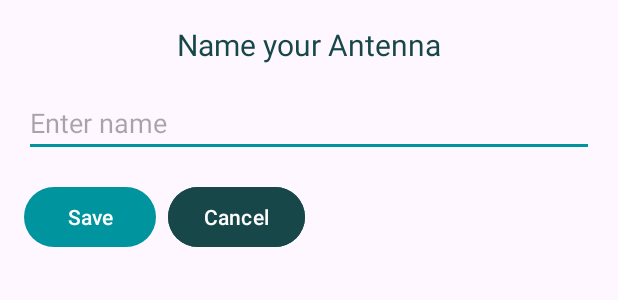
After one commit to MiguelAdolfoV/FieldHydroTech, an Android app built with Jetpack Compose: the layout dialog_input.xml on its own in the app's theme, with its tools: preview values and no code run, on a phone screen of 412 x 824 dp. The commit adds this screen. Shown: the top 300 px of the screen. Run offline under Robolectric (Android 15) with nearby library versions, the phone set to English and light mode, and no system bars.

Commit message:
notification logic in progress, added antenna qr register, next is notification badge functionality

```diff
--- /dev/null
+++ b/app/src/main/res/layout/dialog_input.xml
@@ -0,0 +1,56 @@
+<?xml version="1.0" encoding="utf-8"?>
+<LinearLayout xmlns:android="http://schemas.android.com/apk/res/android"
+    android:layout_width="match_parent"
+    android:layout_height="wrap_content"
+    android:orientation="vertical"
+    android:gravity="center"
+    android:padding="16dp">
+
+    <!-- Custom Title -->
+    <TextView
+        android:id="@+id/dialogTitle"
+        android:layout_width="wrap_content"
+        android:layout_height="wrap_content"
+        android:text="Name your Antenna"
+        android:textSize="20sp"
+        android:textColor="@color/text_color"
+        android:layout_marginBottom="16dp"/>
+
+    <!-- EditText for input -->
+    <EditText
+        android:id="@+id/editTextInput"
+        android:layout_width="match_parent"
+        android:layout_height="wrap_content"
+        android:backgroundTint="@color/primary_color"
+        android:textCursorDrawable="@color/primary_color"
+        android:textColor="@color/text_color"
+        android:hint="Enter name" />
+
+    <!-- Buttons Layout -->
+    <LinearLayout
+        android:layout_width="match_parent"
+        android:layout_height="wrap_content"
+        android:orientation="horizontal"
+        android:layout_gravity="end"
+        android:layout_marginTop="16dp">
+
+        <!-- Save Button -->
+        <Button
+            android:id="@+id/buttonSave"
+            android:layout_width="wrap_content"
+            android:layout_height="wrap_content"
+            android:textColor="@color/white"
+            android:text="Save"
+            android:layout_marginEnd="8dp" />
+
+        <!-- Cancel Button -->
+        <Button
+            android:id="@+id/buttonCancel"
+            android:textColor="@color/white"
+            android:layout_width="wrap_content"
+            android:backgroundTint="@color/primary_dark"
+            android:layout_height="wrap_content"
+            android:text="Cancel" />
+    </LinearLayout>
+
+</LinearLayout>
--- a/app/src/main/res/values/strings.xml
+++ b/app/src/main/res/values/strings.xml
@@ -1,3 +1,4 @@
 <resources>
     <string name="app_name">FieldHydroTech</string>
+    <string name="title_activity_portrait_capture">PortraitCaptureActivity</string>
 </resources>
```
Also changed, not shown: app/build.gradle.kts (+26 -0 lines), app/src/main/AndroidManifest.xml (+8 -0 lines), app/src/main/java/com/example/fieldhydrotech/EmptyMenu.kt (+72 -4 lines), app/src/main/java/com/example/fieldhydrotech/MainActivity.kt (+12 -5 lines), app/src/main/java/com/example/fieldhydrotech/MainMenu.kt (+87 -4 lines), app/src/main/java/com/example/fieldhydrotech/ui/theme/Color.kt (added, +11 -0 lines), app/src/main/java/com/example/fieldhydrotech/ui/theme/Theme.kt (added, +58 -0 lines), app/src/main/java/com/example/fieldhydrotech/ui/theme/Type.kt (added, +34 -0 lines), app/src/main/java/com/example/fieldhydrotech/utils/PortraitCaptureActivity.kt (added, +13 -0 lines), app/src/main/java/com/example/fieldhydrotech/utils/QRCodeScannerUtils.kt (added, +30 -0 lines), app/src/main/res/layout/activity_main_menu.xml (+55 -3 lines), app/src/main/res/values/styles.xml (+11 -1 lines), gradle/libs.versions.toml (+13 -0 lines).
